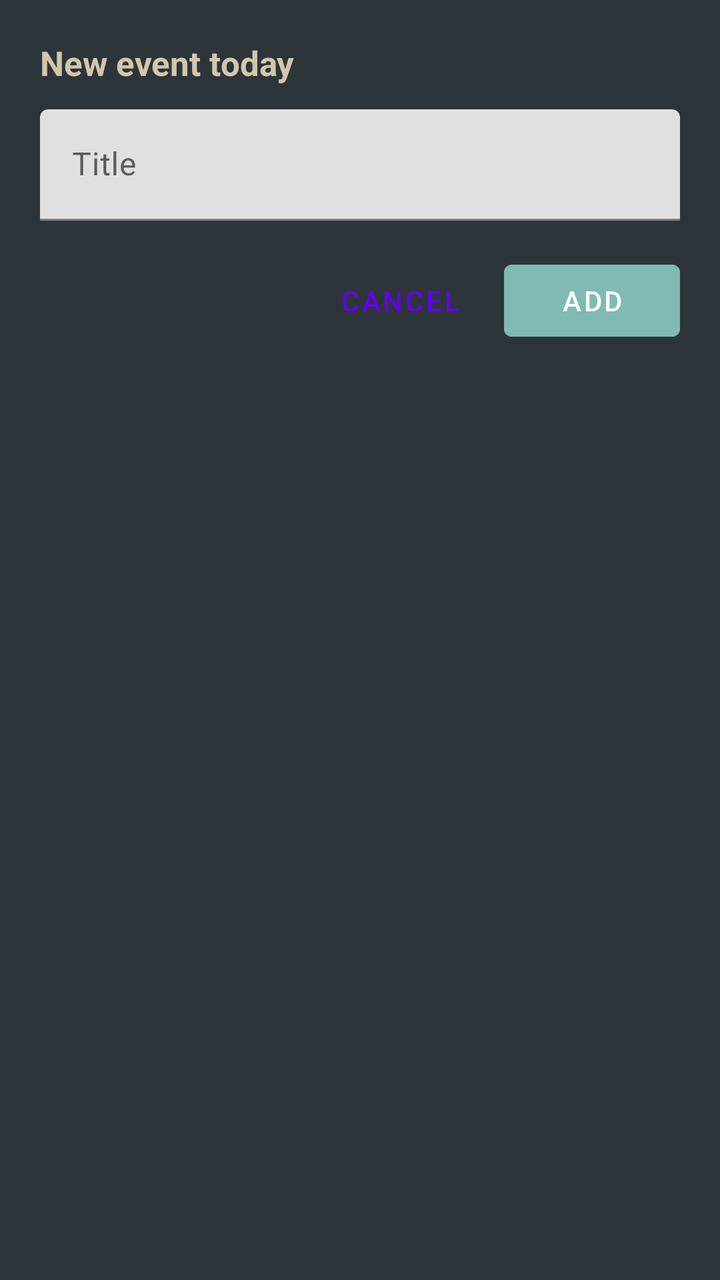
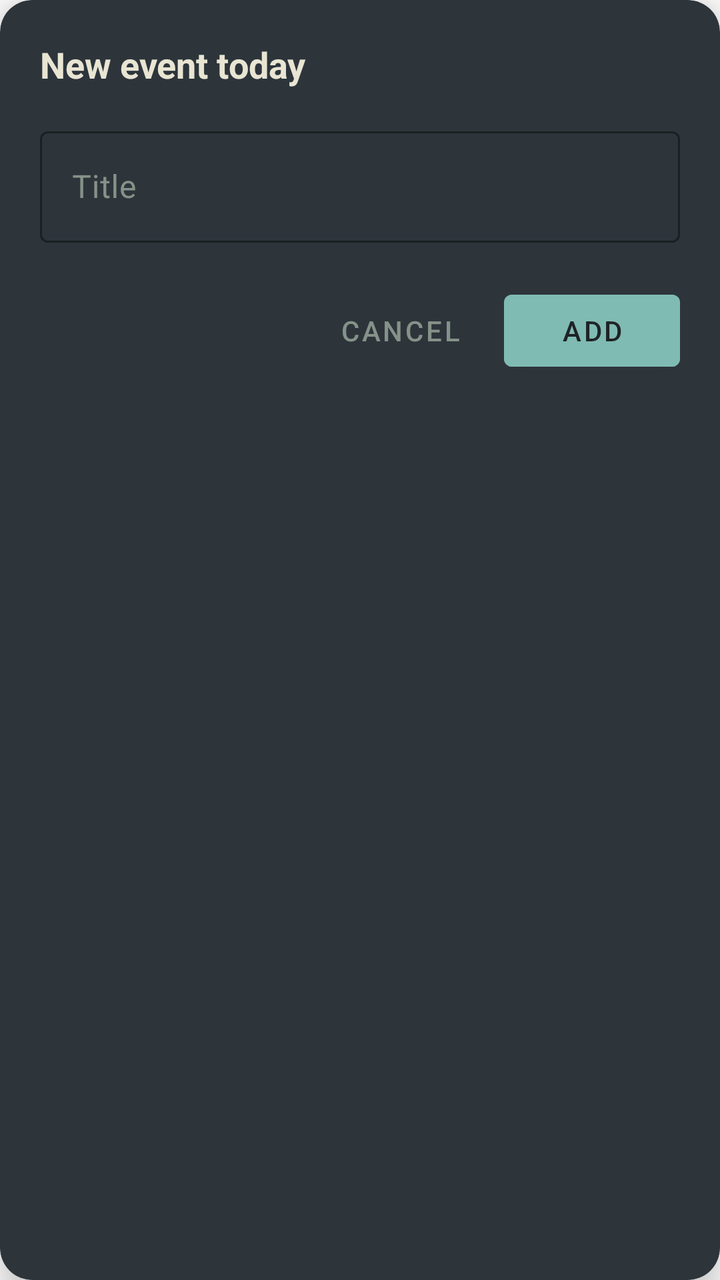

Two renders of the same Android screen: before a commit and after it. Below are the layout's source before the change and the commit's diff.
<!-- AndroidManifest.xml: activity theme Theme.Calendar.Dialog -->
<!-- res/layout/activity_quick_add.xml -->
<?xml version="1.0" encoding="utf-8"?>
<LinearLayout xmlns:android="http://schemas.android.com/apk/res/android"
    android:layout_width="match_parent"
    android:layout_height="wrap_content"
    android:background="#2D353B"
    android:orientation="vertical"
    android:padding="20dp">

    <TextView
        android:layout_width="wrap_content"
        android:layout_height="wrap_content"
        android:text="New event today"
        android:textColor="#D3C6AA"
        android:textSize="17sp"
        android:textStyle="bold"
        android:layout_marginBottom="12dp" />

    <com.google.android.material.textfield.TextInputLayout
        android:layout_width="match_parent"
        android:layout_height="wrap_content"
        android:hint="Title">
        <com.google.android.material.textfield.TextInputEditText
            android:id="@+id/quickAddTitle"
            android:layout_width="match_parent"
            android:layout_height="wrap_content"
            android:imeOptions="actionDone"
            android:inputType="text" />
    </com.google.android.material.textfield.TextInputLayout>

    <LinearLayout
        android:layout_width="match_parent"
        android:layout_height="wrap_content"
        android:layout_marginTop="16dp"
        android:gravity="end"
        android:orientation="horizontal">

        <com.google.android.material.button.MaterialButton
            android:id="@+id/quickAddCancel"
            style="@style/Widget.MaterialComponents.Button.TextButton"
            android:layout_width="wrap_content"
            android:layout_height="wrap_content"
            android:text="Cancel" />

        <com.google.android.material.button.MaterialButton
            android:id="@+id/quickAddSave"
            android:layout_width="wrap_content"
            android:layout_height="wrap_content"
            android:layout_marginStart="8dp"
            android:backgroundTint="#7FBBB3"
            android:text="Add" />

    </LinearLayout>

</LinearLayout>
<!-- resources referenced by this layout -->
<resources>
  <style name="Theme.Calendar.Dialog" parent="Theme.MaterialComponents.DayNight.Dialog">
          <item name="android:windowIsFloating">true</item>
          <item name="android:windowBackground">@android:color/transparent</item>
      </style>
</resources>

<!-- the commit's change to res/layout/activity_quick_add.xml (unified diff, before → after) -->
@@ -1,54 +1,77 @@
 <?xml version="1.0" encoding="utf-8"?>
-<LinearLayout xmlns:android="http://schemas.android.com/apk/res/android"
-    android:layout_width="match_parent"
+<androidx.cardview.widget.CardView xmlns:android="http://schemas.android.com/apk/res/android"
+    xmlns:app="http://schemas.android.com/apk/res-auto"
+    android:layout_width="300dp"
     android:layout_height="wrap_content"
-    android:background="#2D353B"
-    android:orientation="vertical"
-    android:padding="20dp">
-
-    <TextView
-        android:layout_width="wrap_content"
-        android:layout_height="wrap_content"
-        android:text="New event today"
-        android:textColor="#D3C6AA"
-        android:textSize="17sp"
-        android:textStyle="bold"
-        android:layout_marginBottom="12dp" />
-
-    <com.google.android.material.textfield.TextInputLayout
-        android:layout_width="match_parent"
-        android:layout_height="wrap_content"
-        android:hint="Title">
-        <com.google.android.material.textfield.TextInputEditText
-            android:id="@+id/quickAddTitle"
-            android:layout_width="match_parent"
-            android:layout_height="wrap_content"
-            android:imeOptions="actionDone"
-            android:inputType="text" />
-    </com.google.android.material.textfield.TextInputLayout>
+    android:layout_gravity="center"
+    android:layout_margin="24dp"
+    app:cardBackgroundColor="#2D353B"
+    app:cardCornerRadius="16dp"
+    app:cardElevation="12dp">
 
     <LinearLayout
         android:layout_width="match_parent"
         android:layout_height="wrap_content"
-        android:layout_marginTop="16dp"
-        android:gravity="end"
-        android:orientation="horizontal">
+        android:orientation="vertical"
+        android:padding="20dp">
 
-        <com.google.android.material.button.MaterialButton
-            android:id="@+id/quickAddCancel"
-            style="@style/Widget.MaterialComponents.Button.TextButton"
-            android:layout_width="wrap_content"
+        <TextView
+            android:id="@+id/quickAddHeading"
+            android:layout_width="match_parent"
             android:layout_height="wrap_content"
-            android:text="Cancel" />
+            android:text="New event today"
+            android:textColor="#E9E5D3"
+            android:textSize="18sp"
+            android:textStyle="bold"
+            android:layout_marginBottom="16dp" />
 
-        <com.google.android.material.button.MaterialButton
-            android:id="@+id/quickAddSave"
-            android:layout_width="wrap_content"
+        <com.google.android.material.textfield.TextInputLayout
+            android:id="@+id/quickAddTitleLayout"
+            style="@style/Widget.MaterialComponents.TextInputLayout.OutlinedBox"
+            android:layout_width="match_parent"
             android:layout_height="wrap_content"
-            android:layout_marginStart="8dp"
-            android:backgroundTint="#7FBBB3"
-            android:text="Add" />
+            android:hint="Title"
+            android:textColorHint="#859289"
+            app:boxStrokeColor="#7FBBB3"
+            app:hintTextColor="#7FBBB3">
+
+            <com.google.android.material.textfield.TextInputEditText
+                android:id="@+id/quickAddTitle"
+                android:layout_width="match_parent"
+                android:layout_height="wrap_content"
+                android:imeOptions="actionDone"
+                android:inputType="text"
+                android:maxLines="2"
+                android:textColor="#E9E5D3"
+                android:textSize="16sp" />
+        </com.google.android.material.textfield.TextInputLayout>
+
+        <LinearLayout
+            android:layout_width="match_parent"
+            android:layout_height="wrap_content"
+            android:layout_marginTop="20dp"
+            android:gravity="end"
+            android:orientation="horizontal">
+
+            <com.google.android.material.button.MaterialButton
+                android:id="@+id/quickAddCancel"
+                style="@style/Widget.MaterialComponents.Button.TextButton"
+                android:layout_width="wrap_content"
+                android:layout_height="wrap_content"
+                android:text="Cancel"
+                android:textColor="#859289" />
+
+            <com.google.android.material.button.MaterialButton
+                android:id="@+id/quickAddSave"
+                android:layout_width="wrap_content"
+                android:layout_height="wrap_content"
+                android:layout_marginStart="8dp"
+                android:backgroundTint="#7FBBB3"
+                android:text="Add"
+                android:textColor="#1E2326" />
+
+        </LinearLayout>
 
     </LinearLayout>
 
-</LinearLayout>
+</androidx.cardview.widget.CardView>
